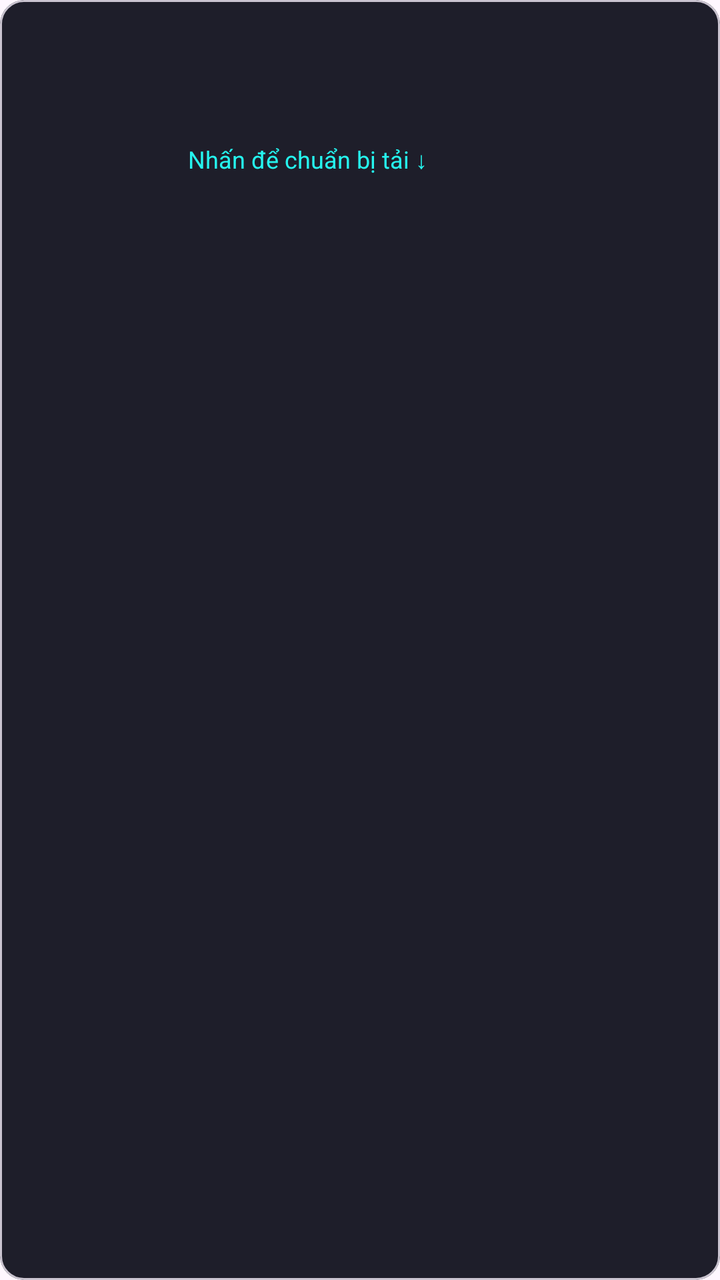
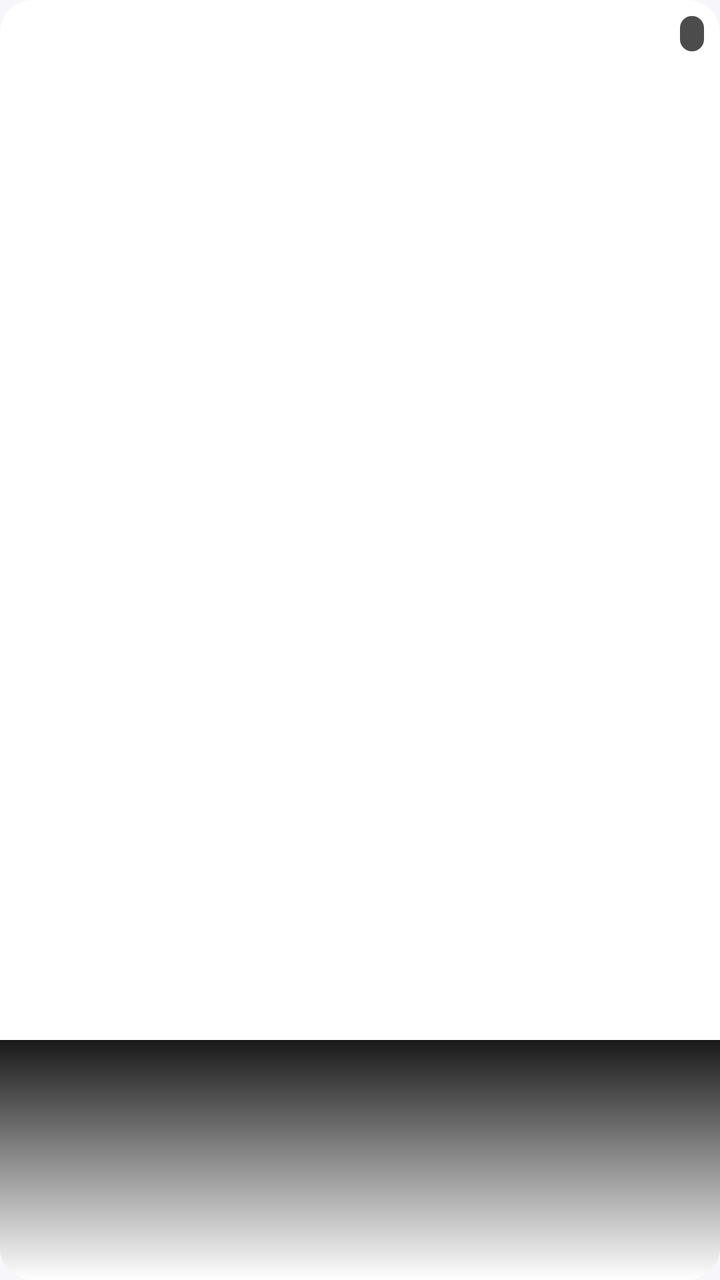

An Android layout rendered at two revisions. The XML below is the earlier revision; the diff shows what the commit changed to produce the second picture.
<!-- AndroidManifest.xml: application theme Theme.TT -->
<!-- res/layout/item_trending.xml -->
<?xml version="1.0" encoding="utf-8"?>
<com.google.android.material.card.MaterialCardView xmlns:android="http://schemas.android.com/apk/res/android"
    xmlns:app="http://schemas.android.com/apk/res-auto"
    android:layout_width="match_parent"
    android:layout_height="wrap_content"
    android:layout_marginBottom="10dp"
    app:cardBackgroundColor="#1E1E2A"
    app:cardCornerRadius="12dp"
    app:rippleColor="@color/tt_cyan">

    <LinearLayout
        android:layout_width="match_parent"
        android:layout_height="wrap_content"
        android:orientation="horizontal"
        android:padding="10dp">

        <ImageView
            android:id="@+id/imgCover"
            android:layout_width="72dp"
            android:layout_height="96dp"
            android:contentDescription="Ảnh bìa"
            android:scaleType="centerCrop" />

        <LinearLayout
            android:layout_width="0dp"
            android:layout_height="wrap_content"
            android:layout_gravity="center_vertical"
            android:layout_marginStart="12dp"
            android:layout_weight="1"
            android:orientation="vertical">

            <TextView
                android:id="@+id/tvTitle"
                android:layout_width="match_parent"
                android:layout_height="wrap_content"
                android:ellipsize="end"
                android:maxLines="2"
                android:textColor="@color/white"
                android:textSize="14sp"
                android:textStyle="bold" />

            <TextView
                android:id="@+id/tvAuthor"
                android:layout_width="match_parent"
                android:layout_height="wrap_content"
                android:layout_marginTop="4dp"
                android:ellipsize="end"
                android:maxLines="1"
                android:textColor="#B3FFFFFF"
                android:textSize="12sp" />

            <TextView
                android:layout_width="wrap_content"
                android:layout_height="wrap_content"
                android:layout_marginTop="4dp"
                android:text="Nhấn để chuẩn bị tải ↓"
                android:textColor="@color/tt_cyan"
                android:textSize="12sp" />
        </LinearLayout>
    </LinearLayout>
</com.google.android.material.card.MaterialCardView>
<!-- resources referenced by this layout -->
<resources>
  <color name="tt_cyan">#FF25F4EE</color>
  <color name="white">#FFFFFFFF</color>
  <style name="Theme.TT" parent="Theme.Material3.DayNight.NoActionBar">
          
      </style>
</resources>

<!-- the commit's change to res/layout/item_trending.xml (unified diff, before → after) -->
@@ -1,61 +1,79 @@
 <?xml version="1.0" encoding="utf-8"?>
 <com.google.android.material.card.MaterialCardView xmlns:android="http://schemas.android.com/apk/res/android"
     xmlns:app="http://schemas.android.com/apk/res-auto"
+    style="@style/Widget.TT.Card"
     android:layout_width="match_parent"
     android:layout_height="wrap_content"
-    android:layout_marginBottom="10dp"
-    app:cardBackgroundColor="#1E1E2A"
-    app:cardCornerRadius="12dp"
-    app:rippleColor="@color/tt_cyan">
+    android:layout_margin="@dimen/space_6"
+    app:cardCornerRadius="@dimen/radius_medium">
 
-    <LinearLayout
+    <androidx.constraintlayout.widget.ConstraintLayout
         android:layout_width="match_parent"
-        android:layout_height="wrap_content"
-        android:orientation="horizontal"
-        android:padding="10dp">
+        android:layout_height="wrap_content">
 
         <ImageView
             android:id="@+id/imgCover"
-            android:layout_width="72dp"
-            android:layout_height="96dp"
-            android:contentDescription="Ảnh bìa"
-            android:scaleType="centerCrop" />
+            android:layout_width="0dp"
+            android:layout_height="0dp"
+            android:contentDescription="@string/nav_trending"
+            android:scaleType="centerCrop"
+            app:layout_constraintDimensionRatio="H,9:16"
+            app:layout_constraintEnd_toEndOf="parent"
+            app:layout_constraintStart_toStartOf="parent"
+            app:layout_constraintTop_toTopOf="parent" />
 
-        <LinearLayout
+        <View
+            android:id="@+id/scrim"
+            android:layout_width="0dp"
+            android:layout_height="120dp"
+            android:background="@drawable/bg_scrim_bottom"
+            app:layout_constraintBottom_toBottomOf="@id/imgCover"
+            app:layout_constraintEnd_toEndOf="@id/imgCover"
+            app:layout_constraintStart_toStartOf="@id/imgCover" />
+
+        <TextView
+            android:id="@+id/tvDuration"
+            android:layout_width="wrap_content"
+            android:layout_height="wrap_content"
+            android:layout_margin="@dimen/space_8"
+            android:background="@drawable/bg_duration_chip"
+            android:paddingStart="@dimen/space_6"
+            android:paddingTop="@dimen/space_2"
+            android:paddingEnd="@dimen/space_6"
+            android:paddingBottom="@dimen/space_2"
+            android:textColor="@color/white"
+            android:textSize="10sp"
+            app:layout_constraintEnd_toEndOf="@id/imgCover"
+            app:layout_constraintTop_toTopOf="@id/imgCover" />
+
+        <TextView
+            android:id="@+id/tvTitle"
             android:layout_width="0dp"
             android:layout_height="wrap_content"
-            android:layout_gravity="center_vertical"
-            android:layout_marginStart="12dp"
-            android:layout_weight="1"
-            android:orientation="vertical">
+            android:layout_marginStart="@dimen/space_8"
+            android:layout_marginEnd="@dimen/space_8"
+            android:ellipsize="end"
+            android:maxLines="2"
+            android:textColor="@color/white"
+            android:textSize="13sp"
+            android:textStyle="bold"
+            app:layout_constraintBottom_toTopOf="@id/tvAuthor"
+            app:layout_constraintEnd_toEndOf="@id/imgCover"
+            app:layout_constraintStart_toStartOf="@id/imgCover" />
 
-            <TextView
-                android:id="@+id/tvTitle"
-                android:layout_width="match_parent"
-                android:layout_height="wrap_content"
-                android:ellipsize="end"
-                android:maxLines="2"
-                android:textColor="@color/white"
-                android:textSize="14sp"
-                android:textStyle="bold" />
-
-            <TextView
-                android:id="@+id/tvAuthor"
-                android:layout_width="match_parent"
-                android:layout_height="wrap_content"
-                android:layout_marginTop="4dp"
-                android:ellipsize="end"
-                android:maxLines="1"
-                android:textColor="#B3FFFFFF"
-                android:textSize="12sp" />
-
-            <TextView
-                android:layout_width="wrap_content"
-                android:layout_height="wrap_content"
-                android:layout_marginTop="4dp"
-                android:text="Nhấn để chuẩn bị tải ↓"
-                android:textColor="@color/tt_cyan"
-                android:textSize="12sp" />
-        </LinearLayout>
-    </LinearLayout>
+        <TextView
+            android:id="@+id/tvAuthor"
+            android:layout_width="0dp"
+            android:layout_height="wrap_content"
+            android:layout_marginStart="@dimen/space_8"
+            android:layout_marginEnd="@dimen/space_8"
+            android:layout_marginBottom="@dimen/space_8"
+            android:ellipsize="end"
+            android:maxLines="1"
+            android:textColor="#CCFFFFFF"
+            android:textSize="11sp"
+            app:layout_constraintBottom_toBottomOf="@id/imgCover"
+            app:layout_constraintEnd_toEndOf="@id/imgCover"
+            app:layout_constraintStart_toStartOf="@id/imgCover" />
+    </androidx.constraintlayout.widget.ConstraintLayout>
 </com.google.android.material.card.MaterialCardView>
<!-- resource entries referenced after the edit -->
@@ -1,9 +1,71 @@
 <!-- resources referenced by this layout -->
 <resources>
-  <color name="tt_cyan">#FF25F4EE</color>
   <color name="white">#FFFFFFFF</color>
+  <dimen name="radius_medium">16dp</dimen>
+  <dimen name="space_2">2dp</dimen>
+  <dimen name="space_6">6dp</dimen>
+  <dimen name="space_8">8dp</dimen>
+  <!-- drawable bg_duration_chip (drawable) -->
+  <?xml version="1.0" encoding="utf-8"?>
+  <shape xmlns:android="http://schemas.android.com/apk/res/android"
+      android:shape="rectangle">
+      <solid android:color="#B3000000" />
+      <corners android:radius="8dp" />
+  </shape>
+  <!-- drawable bg_scrim_bottom (drawable) -->
+  <?xml version="1.0" encoding="utf-8"?>
+  <shape xmlns:android="http://schemas.android.com/apk/res/android"
+      android:shape="rectangle">
+      <gradient
+          android:angle="90"
+          android:endColor="#E6000000"
+          android:startColor="#00000000" />
+  </shape>
+  <string name="nav_trending">Thịnh hành</string>
+  <style name="Widget.TT.Card" parent="Widget.Material3.CardView.Filled">
+          <item name="cardBackgroundColor">@color/surface_variant</item>
+          <item name="cardCornerRadius">@dimen/radius_large</item>
+          <item name="cardElevation">0dp</item>
+          <item name="strokeWidth">0dp</item>
+          <item name="rippleColor">@color/accent_soft</item>
+      </style>
   <style name="Theme.TT" parent="Theme.Material3.DayNight.NoActionBar">
           
+          <item name="colorPrimary">@color/tt_red</item>
+          <item name="colorOnPrimary">@color/white</item>
+          <item name="colorPrimaryContainer">@color/tt_red_soft</item>
+          <item name="colorOnPrimaryContainer">@color/tt_red</item>
+  
+          <item name="colorSecondary">@color/accent</item>
+          <item name="colorOnSecondary">@color/tt_black</item>
+          <item name="colorSecondaryContainer">@color/accent_soft</item>
+          <item name="colorOnSecondaryContainer">@color/accent</item>
+  
+          
+          <item name="android:colorBackground">@color/surface</item>
+          <item name="colorSurface">@color/surface</item>
+          <item name="colorOnSurface">@color/text_primary</item>
+          <item name="colorSurfaceVariant">@color/surface_variant</item>
+          <item name="colorOnSurfaceVariant">@color/text_secondary</item>
+          <item name="colorOutline">@color/divider</item>
+          <item name="colorError">@color/error</item>
+  
+          <item name="android:windowBackground">@color/surface</item>
+          <item name="android:statusBarColor">@color/surface</item>
+          <item name="android:navigationBarColor">@color/surface</item>
+          <item name="android:windowLightStatusBar">@bool/is_light_theme</item>
       </style>
+  <color name="surface_variant">#FFFFFFFF</color>
+  <dimen name="radius_large">20dp</dimen>
+  <color name="accent_soft">#1F25F4EE</color>
+  <color name="tt_red">#FFFE2C55</color>
+  <color name="tt_red_soft">#1FFE2C55</color>
+  <color name="accent">#FF0E8F8A</color>
+  <color name="tt_black">#FF0B0B12</color>
+  <color name="surface">#FFF7F7FB</color>
+  <color name="text_primary">#FF12121A</color>
+  <color name="text_secondary">#FF63636F</color>
+  <color name="divider">#1A000000</color>
+  <color name="error">#FFB3261E</color>
 </resources>
 
